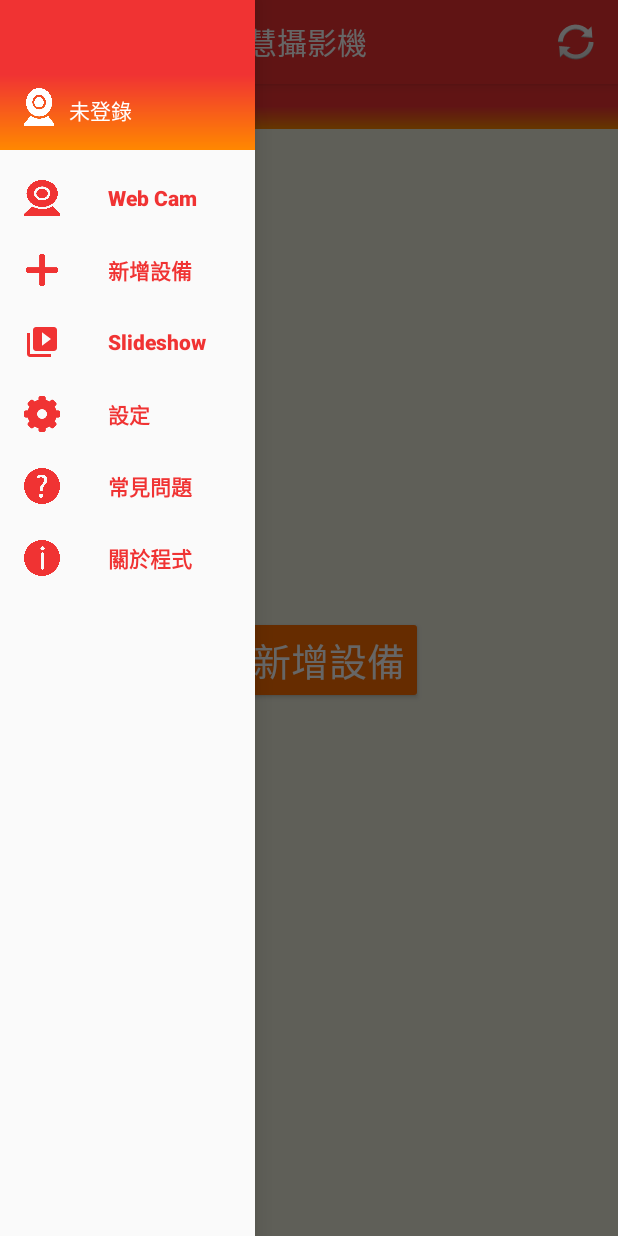
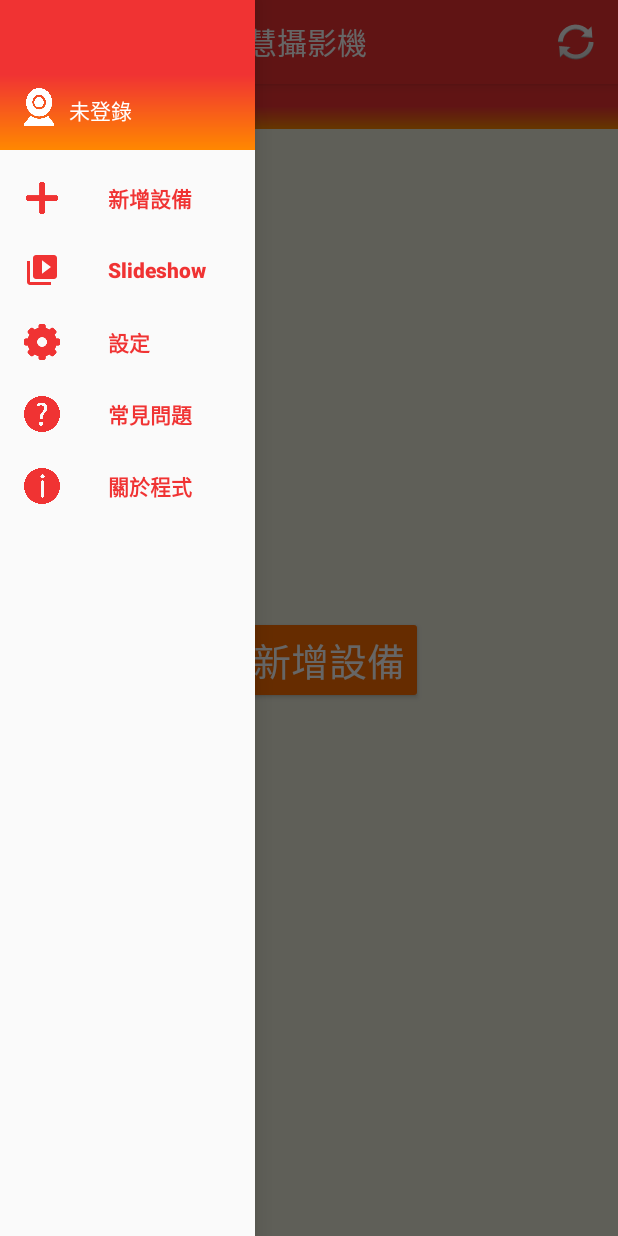
Before and after one commit to melvin11112015/GreataSmartCam, an Android app: the HomeActivity screen opened directly, with no data from a screen before it, with the side drawer open, on a phone screen of 412 x 824 dp. Run offline under Robolectric (Android 15) with nearby library versions, the phone set to English and light mode, and no system bars.

```diff
--- a/app/src/main/AndroidManifest.xml
+++ b/app/src/main/AndroidManifest.xml
@@ -37,6 +37,7 @@
         <activity android:name=".HelpActivity" />
         <activity
             android:name=".SplashActivity"
+            android:screenOrientation="portrait"
             android:launchMode="singleTop">
             <intent-filter>
                 <action android:name="android.intent.action.MAIN" />
--- a/app/src/main/res/layout/content_home.xml
+++ b/app/src/main/res/layout/content_home.xml
@@ -69,13 +69,14 @@
             android:background="@drawable/side_nav_bar_reverse">
 
             <Button
-                android:id="@+id/button4"
+                android:id="@+id/play_btn"
                 style="@style/Widget.AppCompat.Button.Colored"
                 android:layout_width="90dp"
                 android:layout_height="match_parent"
                 android:layout_weight="1"
                 android:background="@drawable/play_378px"
                 android:backgroundTint="@android:color/white"
+                android:onClick="playBtnOnClick"
                 android:scaleX="0.35"
                 android:scaleY="0.85" />
 
@@ -126,11 +127,12 @@
             android:orientation="horizontal">
 
             <TextView
-                android:id="@+id/textView8"
+                android:id="@+id/play_tv"
                 android:layout_width="90dp"
                 android:layout_height="wrap_content"
                 android:layout_weight="1"
                 android:gravity="center_horizontal"
+                android:onClick="playBtnOnClick"
                 android:text="觀看"
                 android:textColor="@android:color/white"
                 android:textSize="15sp"
--- a/app/src/main/res/menu/activity_home_drawer.xml
+++ b/app/src/main/res/menu/activity_home_drawer.xml
@@ -2,11 +2,6 @@
 <menu xmlns:android="http://schemas.android.com/apk/res/android">
 
     <group>
-        <item
-            android:id="@+id/nav_camera"
-            android:checked="true"
-            android:icon="@drawable/web_cam2_128px"
-            android:title="Web Cam" />
         <item
             android:id="@+id/nav_gallery"
             android:checked="true"
--- a/app/src/main/res/values/strings.xml
+++ b/app/src/main/res/values/strings.xml
@@ -173,4 +173,5 @@
     <string name="ssid_connect_text">攝像機連接WiFi的SSID</string>
     <string name="no_google">錯誤:沒有檢測到 Google Play 服務</string>
     <string name="greata_cloud">歡迎登陸Greata帳戶使用雲端存儲服務 </string>
+    <string name="no_network">無法連結攝像機，請檢查網路和攝像機設定</string>
 </resources>
```
Also changed, not shown: app/src/main/java/com/greata/greatasmartcam/HomeActivity.java (+12 -8 lines), app/src/main/java/com/greata/greatasmartcam/PlayerActivity.java (+28 -0 lines), app/src/main/res/layout/exo_playback_control_view.xml (+14 -13 lines).
